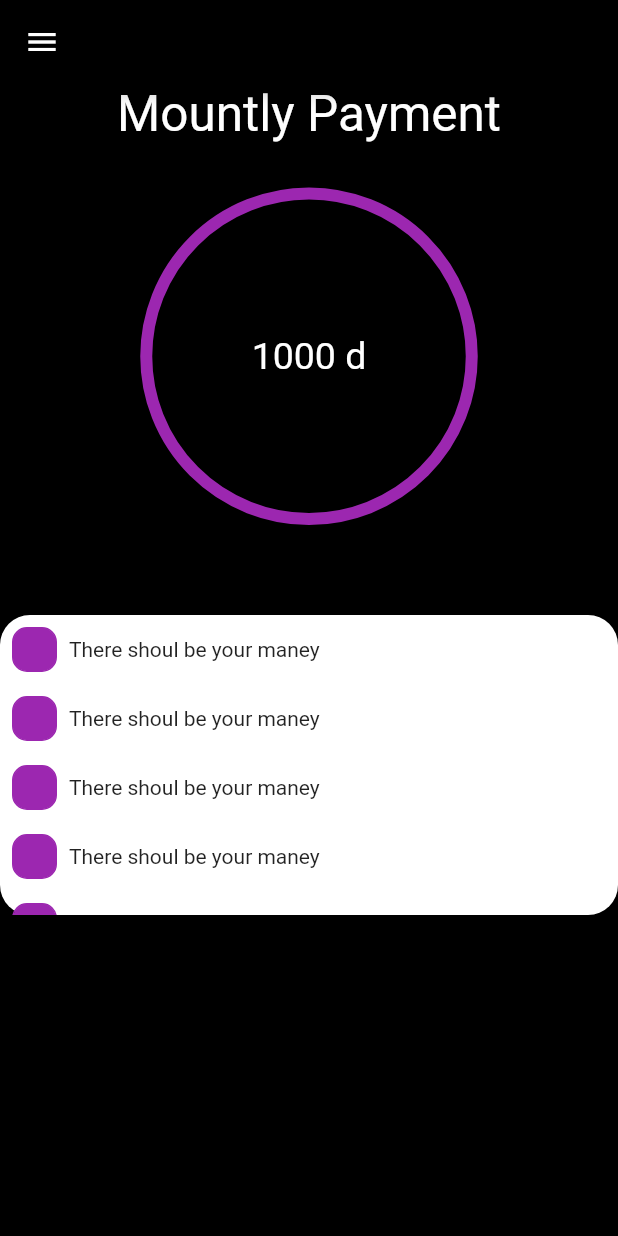
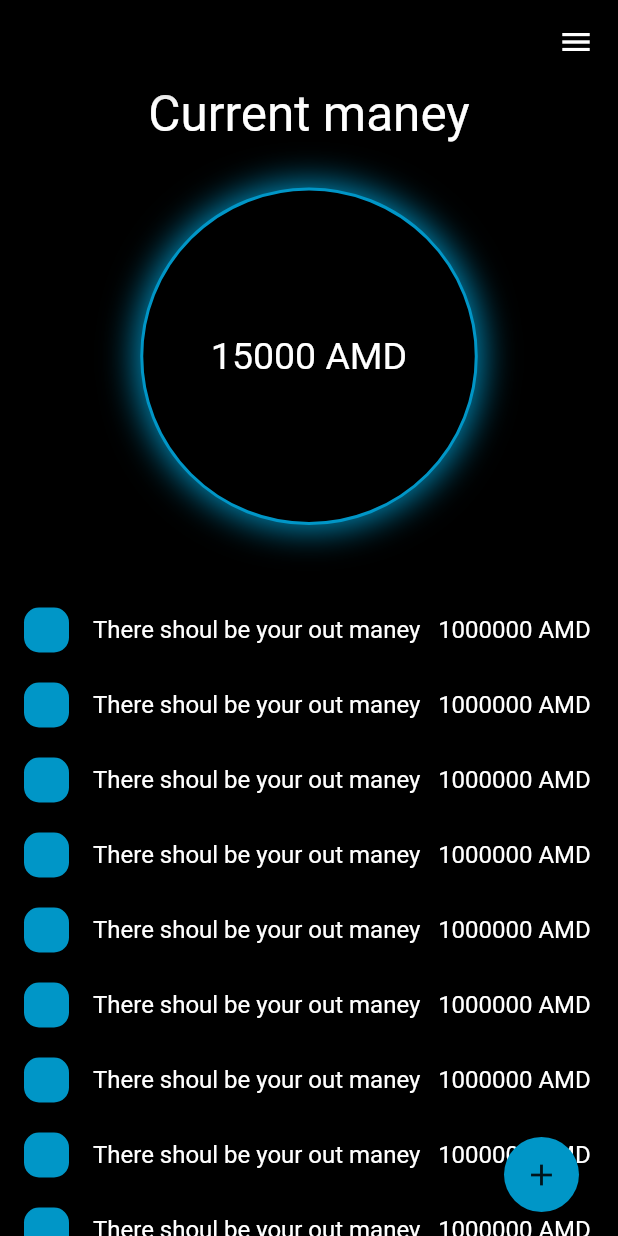
Before and after one commit to matev0syan/maney_app, a Flutter app: the screen it shows after launch, on a phone screen of 412 x 824 dp. Run offline on Flutter 3.47's test engine with Material 2 defaults, Android fonts, the phone set to English and light mode, and no system bars; our stand-ins replace bloc, freezed_annotation.

Commit message:
home screen

```diff
--- /dev/null
+++ b/lib/packages/colors_theme.dart
@@ -0,0 +1,8 @@
+import 'package:flutter/material.dart';
+
+// main colors
+const Color kMainColorBlue = Color.fromARGB(255, 0, 150, 199);
+const Color kMainColorPurple = Color.fromARGB(255, 199, 125, 255);
+const Color kMainColorPink = Color.fromARGB(255, 181, 23, 158);
+const Color kMainColorBlack = Colors.black;
+const Color kMainColorWhite = Colors.white;
--- /dev/null
+++ b/lib/presentation/home_screen/bloc/home_screen_bloc_event.dart
@@ -0,0 +1,6 @@
+part of 'home_screen_bloc_bloc.dart';
+
+@freezed
+class HomeScreenBlocEvent with _$HomeScreenBlocEvent {
+  const factory HomeScreenBlocEvent.started() = _Started;
+}
--- /dev/null
+++ b/lib/presentation/home_screen/bloc/home_screen_bloc_state.dart
@@ -0,0 +1,6 @@
+part of 'home_screen_bloc_bloc.dart';
+
+@freezed
+class HomeScreenBlocState with _$HomeScreenBlocState {
+  const factory HomeScreenBlocState.initial() = _Initial;
+}
--- a/lib/presentation/home_screen/home_screen.dart
+++ b/lib/presentation/home_screen/home_screen.dart
@@ -1,4 +1,8 @@
 import 'package:flutter/material.dart';
+import 'package:maney_app/packages/colors_theme.dart';
+import 'package:maney_app/presentation/home_screen/widgets/add_button.dart';
+import 'package:maney_app/presentation/home_screen/widgets/byed_items_container.dart';
+import 'package:maney_app/presentation/home_screen/widgets/current_data_container.dart';
 
 class HomeScreen extends StatelessWidget {
   const HomeScreen({super.key});
@@ -6,98 +10,39 @@ class HomeScreen extends StatelessWidget {
   @override
   Widget build(BuildContext context) {
     return Scaffold(
-      backgroundColor: Colors.black,
+      backgroundColor: kMainColorBlack,
       appBar: AppBar(
-        backgroundColor: Colors.black,
-        leading: const Icon(
-          Icons.menu_sharp,
-          color: Colors.white,
-        ),
+        backgroundColor: kMainColorBlack,
+        actions: const [
+          Icon(
+            Icons.menu_sharp,
+            color: kMainColorWhite,
+          ),
+          SizedBox(
+            width: 16,
+          )
+        ],
       ),
       body: ListView(
         children: [
           const Padding(
             padding: EdgeInsets.symmetric(horizontal: 35),
             child: Text(
-              'Mountly Payment',
+              'Current maney',
               textAlign: TextAlign.center,
               style: TextStyle(
                 fontSize: 33,
-                color: Colors.white,
+                color: kMainColorWhite,
               ),
             ),
           ),
           const SizedBox(height: 30),
-          Padding(
-            padding: const EdgeInsets.symmetric(horizontal: 35),
-            child: Container(
-              height: 225,
-              decoration: BoxDecoration(
-                shape: BoxShape.circle,
-                border: Border.all(
-                  width: 8,
-                  color: Colors.purple,
-                ),
-              ),
-              child: const Center(
-                child: Text(
-                  '1000 d',
-                  textAlign: TextAlign.center,
-                  style: TextStyle(
-                    fontSize: 25,
-                    color: Colors.white,
-                  ),
-                ),
-              ),
-            ),
-          ),
-          const SizedBox(height: 60),
-          Spacer(),
-          Container(
-            height: 200,
-            decoration: BoxDecoration(
-                color: Colors.white, borderRadius: BorderRadius.circular(20)),
-            child: ListView(
-              children: [
-                for (int i = 0; i < 20; i++)
-                  Row(
-                    children: [
-                      Padding(
-                        padding: const EdgeInsets.all(8),
-                        child: Container(
-                          width: 30,
-                          height: 30,
-                          decoration: BoxDecoration(
-                            color: Colors.purple,
-                            borderRadius: BorderRadius.circular(10),
-                            border: Border.all(
-                              width: 1,
-                              color: Colors.purple,
-                            ),
-                          ),
-                        ),
-                      ),
-                      Text('There shoul be your maney')
-                    ],
-                  ),
-              ],
-            ),
-          ),
+          const CurrentDataContainer(),
+          const SizedBox(height: 45),
+          for (int i = 0; i < 20; i++) const ByedItemsContainer(),
         ],
       ),
-      // bottomNavigationBar: BottomNavigationBar(
-      //     backgroundColor: Colors.black,
-      //     currentIndex: 0,
-      //     selectedItemColor: Colors.purple,
-      //     unselectedItemColor: Colors.grey,
-      //     items: const [
-      //       BottomNavigationBarItem(
-      //           label: 'home', icon: Icon(Icons.home_rounded)),
-      //       BottomNavigationBarItem(
-      //           label: 'calculation', icon: Icon(Icons.calculate_rounded)),
-      //       BottomNavigationBarItem(
-      //           label: 'sittings', icon: Icon(Icons.settings_rounded)),
-      //     ]),
+      floatingActionButton: const AddButton(),
     );
   }
 }
--- /dev/null
+++ b/lib/presentation/home_screen/widgets/add_button.dart
@@ -0,0 +1,62 @@
+import 'package:flutter/material.dart';
+import 'package:maney_app/packages/colors_theme.dart';
+
+class AddButton extends StatelessWidget {
+  const AddButton({super.key});
+
+  @override
+  Widget build(BuildContext context) {
+    return Padding(
+      padding: const EdgeInsets.only(right: 10),
+      child: GestureDetector(
+        onTap: () {
+          showDialog<String>(
+            context: context,
+            builder: (BuildContext context) => AlertDialog(
+              backgroundColor: kMainColorBlue,
+              title: const Text('Add item'),
+              content: Container(
+                height: 100,
+                child: Column(
+                  children: const [
+                    TextField(),
+                    TextField(),
+                  ],
+                ),
+              ),
+              actions: <Widget>[
+                TextButton(
+                  onPressed: () => Navigator.pop(context, 'Cancel'),
+                  child: const Text(
+                    'Cancel',
+                    style: TextStyle(
+                      color: kMainColorBlack,
+                    ),
+                  ),
+                ),
+                TextButton(
+                  onPressed: () => Navigator.pop(context, 'OK'),
+                  child: const Text(
+                    'OK',
+                    style: TextStyle(
+                      color: kMainColorBlack,
+                    ),
+                  ),
+                ),
+              ],
+            ),
+          );
+        },
+        child: Container(
+          decoration: const BoxDecoration(
+            color: kMainColorBlue,
+            shape: BoxShape.circle,
+          ),
+          height: 50,
+          width: 50,
+          child: const Icon(Icons.add),
+        ),
+      ),
+    );
+  }
+}
--- /dev/null
+++ b/lib/presentation/home_screen/widgets/byed_items_container.dart
@@ -0,0 +1,34 @@
+import 'package:flutter/material.dart';
+import 'package:maney_app/packages/colors_theme.dart';
+
+class ByedItemsContainer extends StatelessWidget {
+  const ByedItemsContainer({super.key});
+
+  @override
+  Widget build(BuildContext context) {
+    return Row(
+      children: [
+        Padding(
+          padding: const EdgeInsets.symmetric(horizontal: 16, vertical: 10),
+          child: Container(
+            width: 30,
+            height: 30,
+            decoration: BoxDecoration(
+              color: kMainColorBlue,
+              borderRadius: BorderRadius.circular(10),
+            ),
+          ),
+        ),
+        const Flexible(
+          child: Text(
+            'There shoul be your out maney   1000000 AMD',
+            style: TextStyle(
+              fontSize: 16,
+              color: kMainColorWhite,
+            ),
+          ),
+        )
+      ],
+    );
+  }
+}
--- /dev/null
+++ b/lib/presentation/home_screen/widgets/current_data_container.dart
@@ -0,0 +1,41 @@
+import 'package:flutter/material.dart';
+import 'package:maney_app/packages/colors_theme.dart';
+
+class CurrentDataContainer extends StatelessWidget {
+  const CurrentDataContainer({super.key});
+
+  @override
+  Widget build(BuildContext context) {
+    return Padding(
+      padding: const EdgeInsets.symmetric(horizontal: 35),
+      child: Container(
+        height: 225,
+        decoration: BoxDecoration(
+          boxShadow: const [
+            BoxShadow(
+              color: kMainColorBlue,
+              blurRadius: 20,
+              spreadRadius: 2,
+            )
+          ],
+          color: Colors.black,
+          shape: BoxShape.circle,
+          border: Border.all(
+            width: 2,
+            color: kMainColorBlue,
+          ),
+        ),
+        child: const Center(
+          child: Text(
+            '15000 AMD',
+            textAlign: TextAlign.center,
+            style: TextStyle(
+              fontSize: 25,
+              color: kMainColorWhite,
+            ),
+          ),
+        ),
+      ),
+    );
+  }
+}
--- a/pubspec.yaml
+++ b/pubspec.yaml
@@ -36,6 +36,11 @@ dependencies:
   # The following adds the Cupertino Icons font to your application.
   # Use with the CupertinoIcons class for iOS style icons.
   cupertino_icons: ^1.0.2
+  build_runner: ^2.3.2
+  freezed: ^2.3.2
+  freezed_annotation: ^2.2.0
+  equatable: ^2.0.5
+  flutter_bloc: ^8.1.1
 
 dev_dependencies:
   flutter_test:
```
Also changed, not shown: lib/presentation/home_screen/bloc/home_screen_bloc_bloc.dart (added, +14 -0 lines), lib/presentation/home_screen/models/home_screen_view_model.dart (added, +8 -0 lines), lib/presentation/home_screen/widgets/add_items_dialog.dart (added, +12 -0 lines), lib/presentation/home_screen/bloc/home_screen_bloc_bloc.freezed.dart (added), pubspec.lock.
